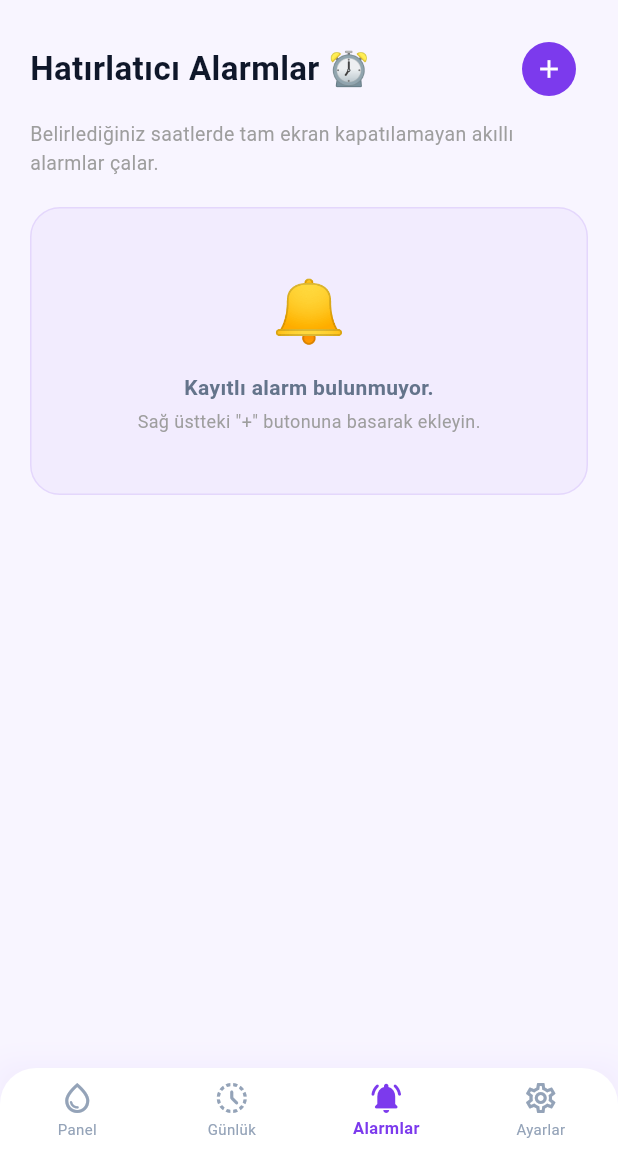
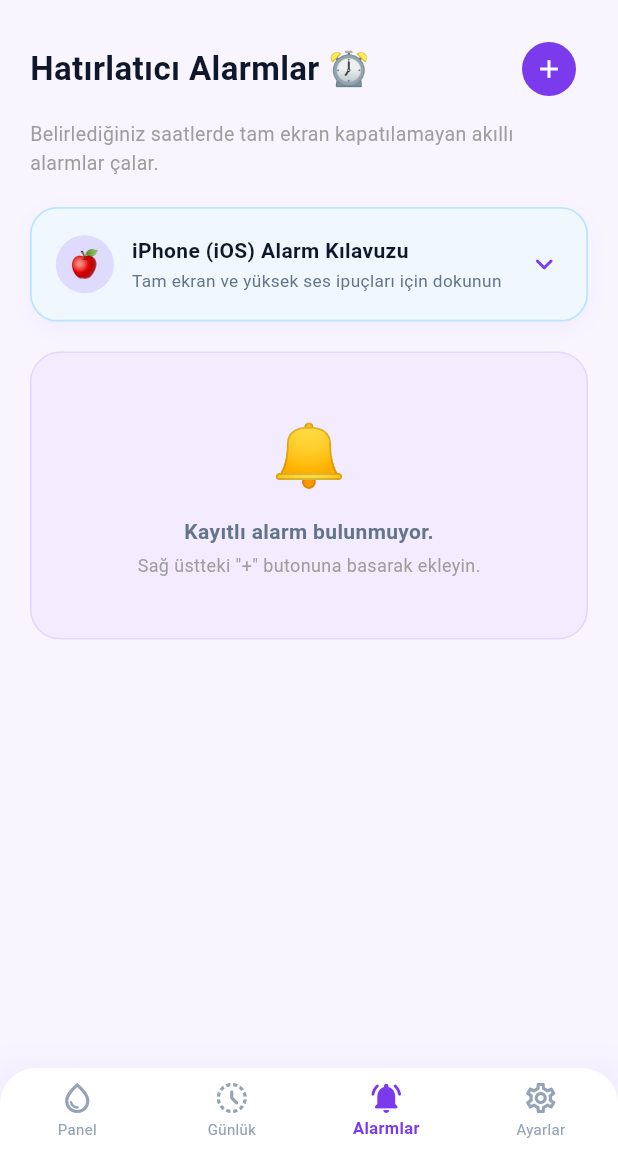
Before and after one commit to cosskun/hydro_reminder, a Flutter app: the MainNavigationLayout screen opened directly, item 3 of the bottom bar chosen, on a phone screen of 412 x 824 dp, the part 84-1236 px from its top. Run offline on Flutter 3.47's test engine with Material 3 defaults, Android fonts, the phone set to English and light mode, and no system bars; our stand-ins replace audioplayers, confetti, file_picker, flutter_local_notifications, flutter_timezone, in_app_review and 2 more; missing offline and left inert: health, home_widget; accounts and stored records are empty.

Commit message:
feat(ios): enhance iPhone alarm experience with persistent chimes, rich actions, bundled audio, and iOS guide

```diff
--- a/lib/models/alarm_setting.dart
+++ b/lib/models/alarm_setting.dart
@@ -14,8 +14,8 @@ class AlarmSetting {
     required this.minute,
     this.isEnabled = true,
     this.label = 'Su Zamanı',
-    this.soundName = 'Su Damlası 💧',
-    this.soundPath = 'assets/sounds/sound_water_drop.wav',
+    this.soundName = 'Çalar Saat & Melodi ⏰',
+    this.soundPath = 'assets/sounds/sound_alarm_ring.wav',
     this.isCustomSound = false,
   });
 
@@ -45,8 +45,8 @@ class AlarmSetting {
       minute: json['minute'] as int,
       isEnabled: json['isEnabled'] as bool,
       label: json['label'] as String? ?? 'Su Zamanı',
-      soundName: json['soundName'] as String? ?? 'Su Damlası 💧',
-      soundPath: json['soundPath'] as String? ?? 'assets/sounds/sound_water_drop.wav',
+      soundName: json['soundName'] as String? ?? 'Çalar Saat & Melodi ⏰',
+      soundPath: json['soundPath'] as String? ?? 'assets/sounds/sound_alarm_ring.wav',
       isCustomSound: json['isCustomSound'] as bool? ?? false,
     );
   }
--- a/lib/screens/alarms_screen.dart
+++ b/lib/screens/alarms_screen.dart
@@ -4,6 +4,7 @@ import '../providers/water_provider.dart';
 import '../widgets/dialogs/alarm_edit_dialog.dart';
 import '../widgets/alarms/alarm_item_card.dart';
 import '../widgets/alarms/empty_alarms_view.dart';
+import '../widgets/alarms/ios_alarm_tip_card.dart';
 
 class AlarmsScreen extends StatelessWidget {
   const AlarmsScreen({super.key});
@@ -61,6 +62,9 @@ class AlarmsScreen extends StatelessWidget {
           ),
           const SizedBox(height: 20),
 
+          // iOS Alarm Guide & Tips
+          const IosAlarmTipCard(),
+
           // List of Alarms
           if (provider.alarms.isEmpty)
             const EmptyAlarmsView()
--- a/lib/services/sound_service.dart
+++ b/lib/services/sound_service.dart
@@ -17,6 +17,8 @@ class PresetSound {
   String localizedName(String lang) {
     if (lang == 'en') {
       switch (name) {
+        case 'Çalar Saat & Melodi (Alarm)':
+          return 'Alarm Clock Ring';
         case 'Su Damlası':
           return 'Water Drop';
         case 'Okyanus Dalgası':
@@ -70,19 +72,21 @@ class SoundService {
   );
 
   /// AudioContext for alarms & alarm sound previews.
-  /// - iOS: [AVAudioSessionCategory.ambient] mixes with user audio and respects Silent Switch.
-  /// - Android: [AndroidAudioFocus.none] keeps user music playing while sounding the hydration chime.
+  /// - iOS: [AVAudioSessionCategory.playback] rings aloud through phone speakers like a real alarm and ducks other audio.
+  /// - Android: [AndroidAudioFocus.gainTransientMayDuck] ensures clear, loud alarm playback without terminating user music.
   static final AudioContext alarmAudioContext = AudioContext(
     iOS: AudioContextIOS(
-      category: AVAudioSessionCategory.ambient,
-      options: const {},
+      category: AVAudioSessionCategory.playback,
+      options: {
+        AVAudioSessionOptions.duckOthers,
+      },
     ),
     android: const AudioContextAndroid(
       isSpeakerphoneOn: false,
       stayAwake: false,
       contentType: AndroidContentType.sonification,
       usageType: AndroidUsageType.alarm,
-      audioFocus: AndroidAudioFocus.none,
+      audioFocus: AndroidAudioFocus.gainTransientMayDuck,
     ),
   );
 
@@ -102,6 +106,11 @@ class SoundService {
   }
 
   static const List<PresetSound> presetSounds = [
+    PresetSound(
+      name: 'Çalar Saat & Melodi (Alarm)',
+      icon: '⏰',
+      path: 'sounds/sound_alarm_ring.wav',
+    ),
     PresetSound(
       name: 'Su Damlası',
       icon: '💧',
--- /dev/null
+++ b/lib/widgets/alarms/ios_alarm_tip_card.dart
@@ -0,0 +1,178 @@
+import 'package:flutter/foundation.dart';
+import 'package:flutter/material.dart';
+import 'package:provider/provider.dart';
+import '../../providers/water_provider.dart';
+
+class IosAlarmTipCard extends StatefulWidget {
+  const IosAlarmTipCard({super.key});
+
+  @override
+  State<IosAlarmTipCard> createState() => _IosAlarmTipCardState();
+}
+
+class _IosAlarmTipCardState extends State<IosAlarmTipCard> {
+  bool _isExpanded = false;
+
+  @override
+  Widget build(BuildContext context) {
+    // Only show on iOS platforms or web/preview when testing
+    final theme = Theme.of(context);
+    final isIosPlatform = !kIsWeb && defaultTargetPlatform == TargetPlatform.iOS;
+
+    // We display this guide primarily on iOS, but also keep it accessible as a helpful guide
+    final isDark = theme.brightness == Brightness.dark;
+    final isEn = Provider.of<WaterProvider>(context).language == 'en';
+
+    final primaryColor = theme.colorScheme.primary;
+
+    return Container(
+      margin: const EdgeInsets.only(bottom: 20),
+      decoration: BoxDecoration(
+        color: isDark ? const Color(0xFF131D31) : const Color(0xFFF0F7FF),
+        borderRadius: BorderRadius.circular(18),
+        border: Border.all(
+          color: isDark ? const Color(0xFF203354) : const Color(0xFFBAE6FD),
+          width: 1.2,
+        ),
+        boxShadow: [
+          BoxShadow(
+            color: primaryColor.withValues(alpha: isDark ? 0.08 : 0.05),
+            blurRadius: 10,
+            offset: const Offset(0, 4),
+          ),
+        ],
+      ),
+      child: Material(
+        type: MaterialType.transparency,
+        child: InkWell(
+          borderRadius: BorderRadius.circular(18),
+          onTap: () {
+            setState(() {
+              _isExpanded = !_isExpanded;
+            });
+          },
+          child: Padding(
+            padding: const EdgeInsets.all(16),
+            child: Column(
+              crossAxisAlignment: CrossAxisAlignment.start,
+              children: [
+                Row(
+                  children: [
+                    Container(
+                      padding: const EdgeInsets.all(8),
+                      decoration: BoxDecoration(
+                        color: primaryColor.withValues(alpha: 0.15),
+                        shape: BoxShape.circle,
+                      ),
+                      child: const Text('🍎', style: TextStyle(fontSize: 18)),
+                    ),
+                    const SizedBox(width: 12),
+                    Expanded(
+                      child: Column(
+                        crossAxisAlignment: CrossAxisAlignment.start,
+                        children: [
+                          Text(
+                            isEn ? 'iPhone (iOS) Alarm Guide' : 'iPhone (iOS) Alarm Kılavuzu',
+                            style: TextStyle(
+                              fontSize: 14,
+                              fontWeight: FontWeight.bold,
+                              color: isDark ? const Color(0xFFF1F5F9) : const Color(0xFF0F172A),
+                            ),
+                          ),
+                          const SizedBox(height: 2),
+                          Text(
+                            isEn
+                                ? 'Tap to view full screen & loud sound tips'
+                                : 'Tam ekran ve yüksek ses ipuçları için dokunun',
+                            style: TextStyle(
+                              fontSize: 11.5,
+                              color: isDark ? const Color(0xFF94A3B8) : const Color(0xFF64748B),
+                            ),
+                          ),
+                        ],
+                      ),
+                    ),
+                    Icon(
+                      _isExpanded ? Icons.keyboard_arrow_up_rounded : Icons.keyboard_arrow_down_rounded,
+                      color: primaryColor,
+                    ),
+                  ],
+                ),
+                if (_isExpanded) ...[
+                  const SizedBox(height: 14),
+                  const Divider(height: 1),
+                  const SizedBox(height: 14),
+                  _buildTipItem(
+                    emoji: '📱',
+                    title: isEn ? 'How to open Full Screen?' : 'Tam Ekran Nasıl Açılır?',
+                    desc: isEn
+                        ? 'Apple security prevents 3rd-party apps from popping up over lock screens automatically. When the alarm fires, simply tap the notification banner or select "🚨 Open Full Screen Alarm" to launch the unclosable hydration screen.'
+                        : 'Apple güvenlik ilkeleri gereği hiçbir 3. parti uygulama kilit ekranını kendi kendine tam ekranla açamaz. Alarm saati geldiğinde bildirime dokunarak veya "🚨 Tam Ekran Alarmı Aç" butonuna basarak kapatılamayan tam ekran alarmı anında başlatabilirsiniz.',
+                    isDark: isDark,
+                  ),
+                  const SizedBox(height: 10),
+                  _buildTipItem(
+                    emoji: '🔊',
+                    title: isEn ? 'Loud Alarm Ringtone' : 'Yüksek Sesli Kesintisiz Çalma',
+                    desc: isEn
+                        ? 'Ensure your physical Silent/Mute switch on the side of your iPhone is turned OFF. In iOS Settings > HydroSoft, keep "Time Sensitive Notifications" enabled. We now ring with 20+ second looping alarm chimes!'
+                        : 'iPhone\'unuzun yan tarafındaki Sessiz Mod (Mute Switch) anahtarının kapalı olduğundan emin olun. Ayarlar > HydroSoft bölümünden "Zaman Duyarlı Bildirimler"e izin verin. Alarmlar artık 20+ saniye boyunca kesintisiz çalar.',
+                    isDark: isDark,
+                  ),
+                  const SizedBox(height: 10),
+                  _buildTipItem(
+                    emoji: '⏰',
+                    title: isEn ? 'Insistent Repeat Bursts' : 'Israrcı Takip Uyarıları',
+                    desc: isEn
+                        ? 'If you do not respond to the first alarm, HydroSoft will ring follow-up reminder chimes 2 and 4 minutes later until you log your water!'
+                        : 'İlk uyarıyı kaçırırsanız veya hemen su içemezseniz, HydroSoft siz suyu içene kadar 2 ve 4 dakika sonra ısrarcı tekrarlarla alarmı yeniden çalar.',
+                    isDark: isDark,
+                  ),
+                ],
+              ],
+            ),
+          ),
+        ),
+      ),
+    );
+  }
+
+  Widget _buildTipItem({
+    required String emoji,
+    required String title,
+    required String desc,
+    required bool isDark,
+  }) {
+    return Row(
+      crossAxisAlignment: CrossAxisAlignment.start,
+      children: [
+        Text(emoji, style: const TextStyle(fontSize: 16)),
+        const SizedBox(width: 10),
+        Expanded(
+          child: Column(
+            crossAxisAlignment: CrossAxisAlignment.start,
+            children: [
+              Text(
+                title,
+                style: TextStyle(
+                  fontSize: 12.5,
+                  fontWeight: FontWeight.w700,
+                  color: isDark ? const Color(0xFFF1F5F9) : const Color(0xFF0F172A),
+                ),
+              ),
+              const SizedBox(height: 2),
+              Text(
+                desc,
+                style: TextStyle(
+                  fontSize: 11.5,
+                  height: 1.4,
+                  color: isDark ? const Color(0xFF94A3B8) : const Color(0xFF475569),
+                ),
+              ),
+            ],
+          ),
+        ),
+      ],
+    );
+  }
+}
--- a/lib/widgets/dialogs/alarm_edit_dialog.dart
+++ b/lib/widgets/dialogs/alarm_edit_dialog.dart
@@ -14,8 +14,8 @@ void showAlarmEditDialog(BuildContext context, [AlarmSetting? existingAlarm]) {
     text: existingAlarm?.label ?? (isEn ? 'Water Time 💧' : 'Su Zamanı 💧'),
   );
 
-  String selectedSoundName = existingAlarm?.soundName ?? (isEn ? 'Water Drop 💧' : 'Su Damlası 💧');
-  String selectedSoundPath = existingAlarm?.soundPath ?? 'assets/sounds/sound_water_drop.wav';
+  String selectedSoundName = existingAlarm?.soundName ?? (isEn ? 'Alarm Clock Ring ⏰' : 'Çalar Saat & Melodi ⏰');
+  String selectedSoundPath = existingAlarm?.soundPath ?? 'assets/sounds/sound_alarm_ring.wav';
   bool isCustomSound = existingAlarm?.isCustomSound ?? false;
   String? currentlyPlayingPath;
   final theme = Theme.of(context);
```
Also changed, not shown: lib/services/alarm_service.dart (+98 -12 lines), 5 other files.
